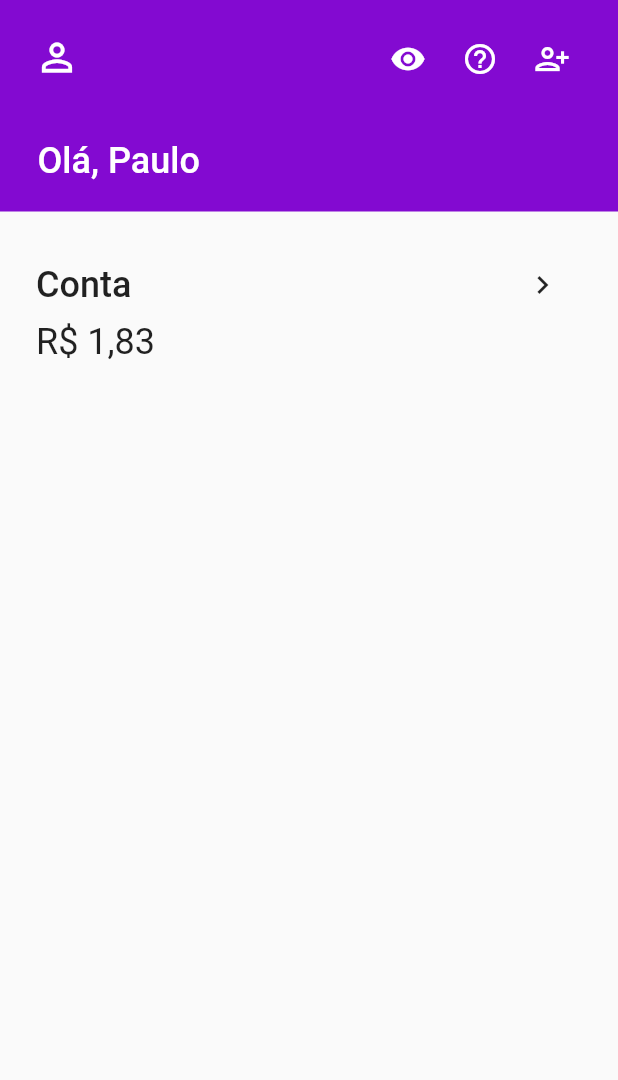
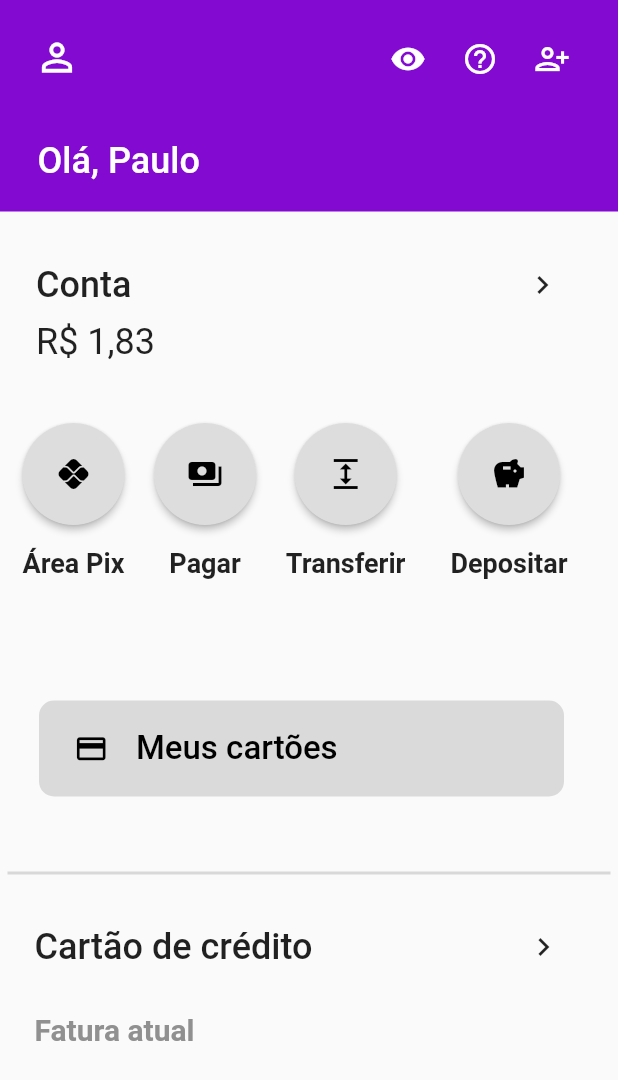
Before and after one commit to bath0ry/nubank_clone, a Flutter app: the screen it shows after launch, on a phone screen of 412 x 824 dp. Shown: the top 1080 px of the screen. Run offline on Flutter 3.47's test engine with Material 2 defaults, Android fonts, the phone set to English and light mode, and no system bars.

Commit message:
add widgets home page

```diff
--- a/lib/home/page/view/home_page.dart
+++ b/lib/home/page/view/home_page.dart
@@ -1,5 +1,6 @@
 import 'package:flutter/material.dart';
 
+import '../../../products/components/home_page_list_buttons.dart';
 import '../../../products/components/widgets_home_page_bar.dart';
 
 class HomePage extends StatelessWidget {
@@ -11,7 +12,8 @@ class HomePage extends StatelessWidget {
   Widget build(BuildContext context) {
     return SafeArea(
       child: Scaffold(
-        body: Column(
+        body: SingleChildScrollView(
+          child: Column(
             children: [
               HomePageBarWidgets(),
               SizedBox(
@@ -25,14 +27,15 @@ class HomePage extends StatelessWidget {
                       padding: const EdgeInsets.only(left: 24),
                       child: Text(
                         'Conta',
-                      style:
-                          TextStyle(fontSize: 24, fontWeight: FontWeight.w500),
+                        style: TextStyle(
+                            fontSize: 24, fontWeight: FontWeight.w500),
                       ),
                     ),
                     SizedBox(
                       width: 250,
                     ),
-                  IconButton(onPressed: () {}, icon: Icon(Icons.chevron_right))
+                    IconButton(
+                        onPressed: () {}, icon: Icon(Icons.chevron_right))
                   ],
                 ),
               ),
@@ -47,7 +50,146 @@ class HomePage extends StatelessWidget {
                   ),
                 ],
               ),
+              SizedBox(
+                height: 40,
+              ),
+              Row(
+                children: [
+                  HomePageListButtons(
+                    backgroundColorButton: MaterialStateProperty.all(
+                        Color.fromARGB(255, 222, 221, 221)),
+                    paddingButton:
+                        MaterialStateProperty.all(EdgeInsets.all(22)),
+                    shapeButton: MaterialStateProperty.all(CircleBorder()),
+                    iconButton: Icon(
+                      Icons.pix_outlined,
+                      color: Colors.black,
+                    ),
+                    textButton: 'Área Pix',
+                  ),
+                  HomePageListButtons(
+                    backgroundColorButton: MaterialStateProperty.all(
+                        Color.fromARGB(255, 222, 221, 221)),
+                    paddingButton:
+                        MaterialStateProperty.all(EdgeInsets.all(22)),
+                    shapeButton: MaterialStateProperty.all(CircleBorder()),
+                    iconButton: Icon(
+                      Icons.payments,
+                      color: Colors.black,
+                    ),
+                    textButton: 'Pagar',
+                  ),
+                  HomePageListButtons(
+                    backgroundColorButton: MaterialStateProperty.all(
+                        Color.fromARGB(255, 222, 221, 221)),
+                    paddingButton:
+                        MaterialStateProperty.all(EdgeInsets.all(22)),
+                    shapeButton: MaterialStateProperty.all(CircleBorder()),
+                    iconButton: Icon(
+                      Icons.expand,
+                      color: Colors.black,
+                    ),
+                    textButton: 'Transferir',
+                  ),
+                  HomePageListButtons(
+                    backgroundColorButton: MaterialStateProperty.all(
+                        Color.fromARGB(255, 222, 221, 221)),
+                    paddingButton:
+                        MaterialStateProperty.all(EdgeInsets.all(22)),
+                    shapeButton: MaterialStateProperty.all(CircleBorder()),
+                    iconButton: Icon(
+                      Icons.savings,
+                      color: Colors.black,
+                    ),
+                    textButton: 'Depositar',
+                  ),
                 ],
+              ),
+              SizedBox(
+                height: 40,
+              ),
+              Row(
+                children: [
+                  FittedBox(
+                    child: Padding(
+                      padding: const EdgeInsets.all(26),
+                      child: Container(
+                        width: 350,
+                        decoration: BoxDecoration(
+                            borderRadius: BorderRadius.circular(10),
+                            color: Color.fromARGB(255, 219, 218, 218)),
+                        child: Padding(
+                          padding: const EdgeInsets.only(right: 140),
+                          child: TextButton.icon(
+                            style: ButtonStyle(
+                                foregroundColor:
+                                    MaterialStateProperty.all(Colors.black),
+                                textStyle: MaterialStateProperty.all(TextStyle(
+                                    fontSize: 22,
+                                    fontWeight: FontWeight.w500))),
+                            label: Text(
+                              'Meus cartões',
+                            ),
+                            onPressed: () {},
+                            icon: IconButton(
+                              onPressed: () {},
+                              icon: Icon(
+                                Icons.credit_card,
+                                size: 23,
+                              ),
+                            ),
+                          ),
+                        ),
+                      ),
+                    ),
+                  ),
+                ],
+              ),
+              Divider(
+                height: 50,
+                color: Color.fromARGB(255, 216, 216, 216),
+                thickness: 2,
+                indent: 5,
+                endIndent: 5,
+              ),
+              GestureDetector(
+                onTap: () {},
+                child: Padding(
+                  padding: const EdgeInsets.only(left: 23),
+                  child: Row(children: [
+                    Text(
+                      'Cartão de crédito',
+                      style:
+                          TextStyle(fontSize: 24, fontWeight: FontWeight.w500),
+                    ),
+                    SizedBox(
+                      width: 130,
+                    ),
+                    IconButton(
+                        onPressed: () {},
+                        icon: Icon(
+                          Icons.chevron_right,
+                        )),
+                  ]),
+                ),
+              ),
+              SizedBox(
+                height: 20,
+              ),
+              Padding(
+                padding: const EdgeInsets.only(left: 23),
+                child: Row(
+                  children: [
+                    Text('Fatura atual',
+                        style: TextStyle(
+                            fontSize: 20,
+                            fontWeight: FontWeight.w600,
+                            color: Color.fromARGB(255, 145, 144, 144))),
+                  ],
+                ),
+              ),
+            ],
+          ),
         ),
       ),
     );
--- a/lib/main.dart
+++ b/lib/main.dart
@@ -11,10 +11,10 @@ class MyApp extends StatelessWidget {
   // This widget is the root of your application.
   @override
   Widget build(BuildContext context) {
-    return MaterialApp(
+    return const MaterialApp(
       debugShowCheckedModeBanner: false,
       title: 'Nubank Clone',
-      home: SafeArea(child: const HomePage()),
+      home: HomePage(),
     );
   }
 }
--- /dev/null
+++ b/lib/products/components/home_page_list_buttons.dart
@@ -0,0 +1,41 @@
+import 'package:flutter/material.dart';
+
+class HomePageListButtons extends StatelessWidget {
+  final MaterialStateProperty<Color> backgroundColorButton;
+  final MaterialStateProperty<OutlinedBorder> shapeButton;
+  final MaterialStateProperty<EdgeInsetsGeometry> paddingButton;
+  final Icon iconButton;
+  final String textButton;
+  const HomePageListButtons({
+    Key? key,
+    required this.backgroundColorButton,
+    required this.shapeButton,
+    required this.paddingButton,
+    required this.iconButton,
+    required this.textButton,
+  }) : super(key: key);
+
+  @override
+  Widget build(BuildContext context) {
+    return Column(
+      children: [
+        ElevatedButton(
+          style: ButtonStyle(
+            backgroundColor: backgroundColorButton,
+            shape: shapeButton,
+            padding: paddingButton,
+          ),
+          onPressed: () {},
+          child: iconButton,
+        ),
+        Padding(
+          padding: const EdgeInsets.all(15.0),
+          child: Text(
+            '$textButton',
+            style: TextStyle(fontSize: 18, fontWeight: FontWeight.w600),
+          ),
+        )
+      ],
+    );
+  }
+}
```
Lines whose indentation alone changed are shown as unchanged.
